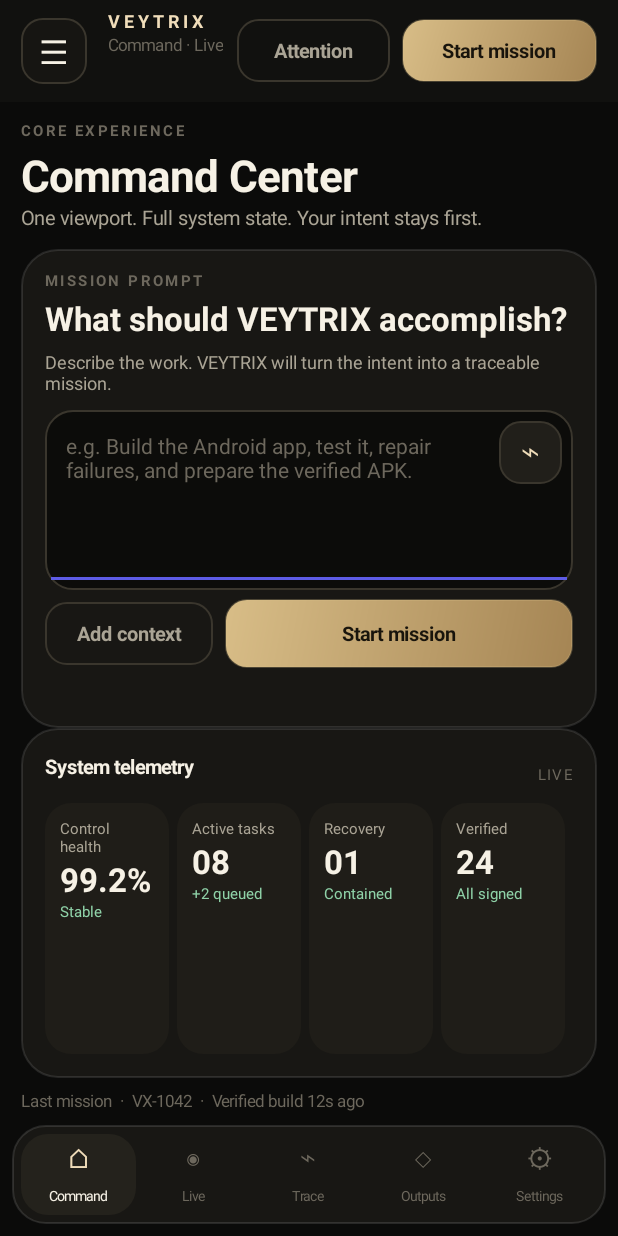
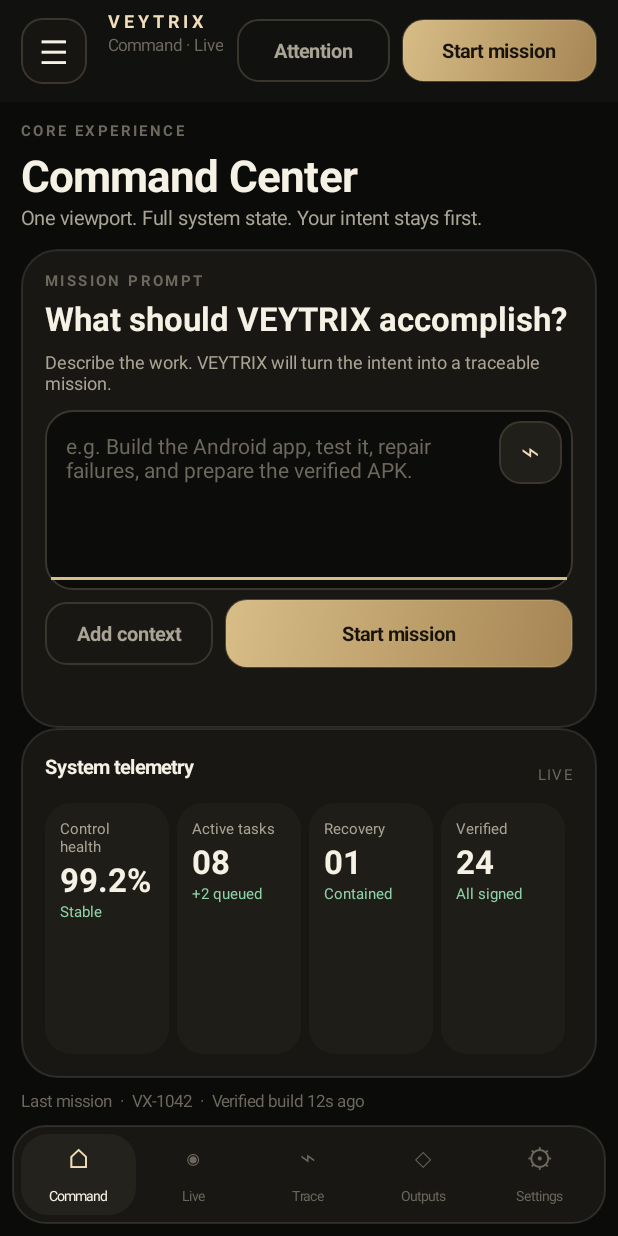
Before and after one commit to fahadsoomro123/veytrix-autopilot, an Android app: the screen it shows after launch (MainActivity), on a phone screen of 412 x 824 dp. Run offline under Robolectric (Android 15) with nearby library versions, the light colour scheme and no system bars.

Commit message:
style(android): set native flagship dark system theme

```diff
--- a/android/autopilot/src/main/res/values/styles.xml
+++ b/android/autopilot/src/main/res/values/styles.xml
@@ -1,10 +1,12 @@
 <?xml version="1.0" encoding="utf-8"?>
 <resources>
-    <style name="Theme.VeytrixAutopilot" parent="android:style/Theme.Material.Light.NoActionBar">
+    <style name="Theme.VeytrixAutopilot" parent="android:style/Theme.Material.NoActionBar">
         <item name="android:fontFamily">sans</item>
-        <item name="android:colorAccent">#5E5CE6</item>
-        <item name="android:navigationBarColor">#101014</item>
-        <item name="android:statusBarColor">#101014</item>
+        <item name="android:windowBackground">#0B0B0A</item>
+        <item name="android:colorAccent">#D8BD87</item>
         <item name="android:windowLightStatusBar">false</item>
+        <item name="android:windowLightNavigationBar">false</item>
+        <item name="android:navigationBarColor">@android:color/transparent</item>
+        <item name="android:statusBarColor">@android:color/transparent</item>
     </style>
 </resources>
```
